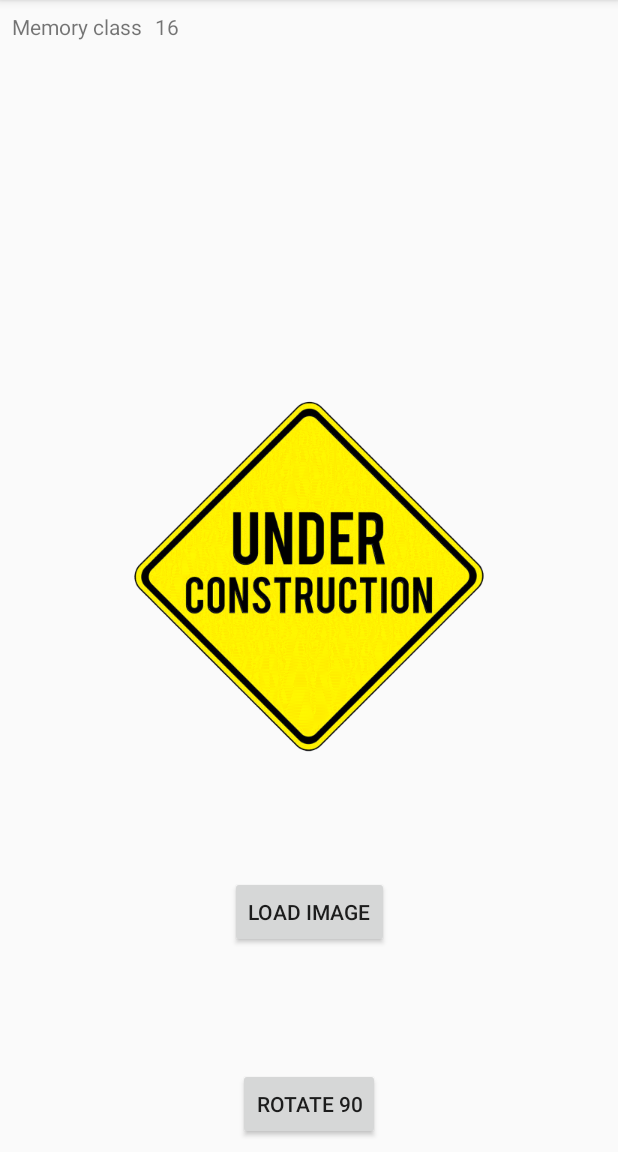
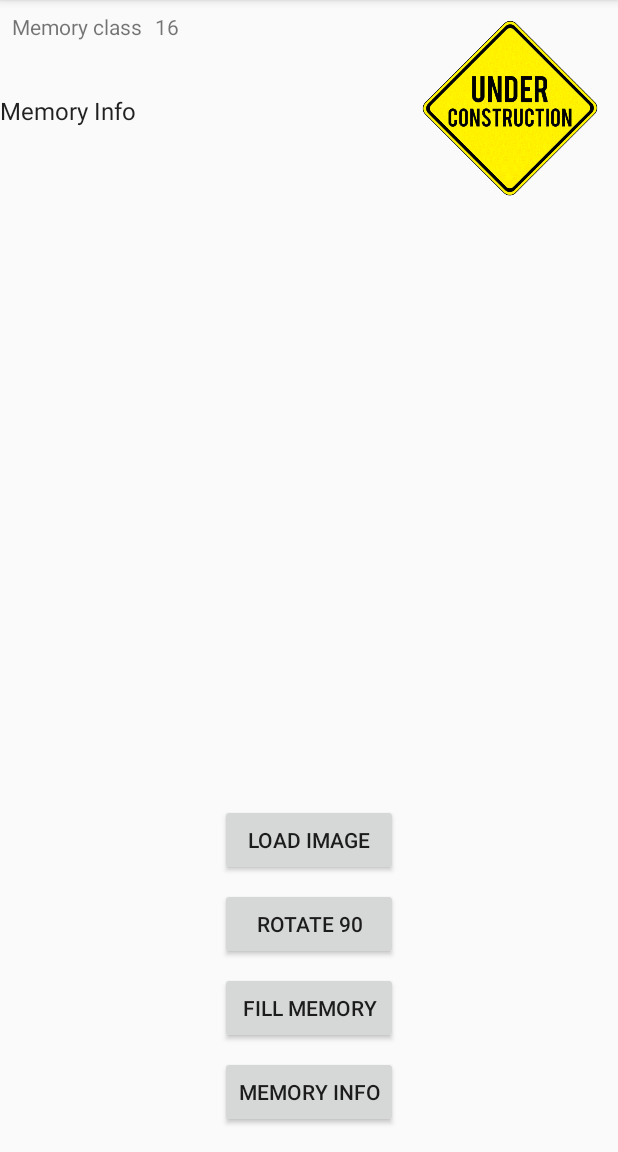
Before and after one commit to jglouis/AndroidBitmapCache, an Android app: the screen it shows after launch (MainActivity), after a tap on "LOAD IMAGE", on a phone screen of 412 x 824 dp, the part 84-1236 px from its top. Run offline under Robolectric (Android 15) with nearby library versions, the phone set to English and light mode, and no system bars.

Commit message:
Display MemoryInfo

```diff
--- a/app/src/main/java/jgl/bitmapcache/MainActivity.kt
+++ b/app/src/main/java/jgl/bitmapcache/MainActivity.kt
@@ -12,14 +12,19 @@ import android.os.Bundle
 import android.util.Log
 import android.view.View
 import kotlinx.android.synthetic.main.activity_main.*
+import kotlinx.android.synthetic.main.memory_info.*
 
 class MainActivity : AppCompatActivity(), ComponentCallbacks2 {
+
+    private val activityManager: ActivityManager? by lazy {
+        val activityManager = getSystemService(Context.ACTIVITY_SERVICE) as? ActivityManager
+        activityManager
+    }
 
     override fun onCreate(savedInstanceState: Bundle?) {
         super.onCreate(savedInstanceState)
         setContentView(R.layout.activity_main)
 
-        val activityManager = getSystemService(Context.ACTIVITY_SERVICE) as? ActivityManager
         memoryClass.text = activityManager?.memoryClass.toString()
     }
 
@@ -28,6 +33,13 @@ class MainActivity : AppCompatActivity(), ComponentCallbacks2 {
         val inputStream = assets.open("aps_icon_512.png")
         val drawable = Drawable.createFromStream(inputStream, null)
         imageView.setImageDrawable(drawable)
+    }
+
+    @Suppress("UNUSED_PARAMETER")
+    fun fillMemory(view: View) {
+        val inputStream = assets.open("aps_icon_512.png")
+        val bitmap = BitmapFactory.decodeStream(inputStream)
+        bitmapBucket.add(bitmap)
     }
 
     @Suppress("UNUSED_PARAMETER")
@@ -41,6 +53,16 @@ class MainActivity : AppCompatActivity(), ComponentCallbacks2 {
         tempCanvas.rotate(90f, pivotX, pivotY)
         tempCanvas.drawBitmap(bitmapOriginal, 0f, 0f, null)
         imageView.setImageBitmap(bitmapResult)
+    }
+
+    @Suppress("UNUSED_PARAMETER")
+    fun getMemoryInfo(view: View) {
+        val outInfo = ActivityManager.MemoryInfo()
+        activityManager?.getMemoryInfo(outInfo)
+        available_memory.text = String.format(getString(R.string.available_memory) , Util.humanReadableByteCount(outInfo.availMem, true))
+        low_memory.text = if (outInfo.lowMemory) getString(R.string.memory_low) else getString(R.string.memory_ok)
+        threshold.text = String.format(getString(R.string.memory_info_threshold), Util.humanReadableByteCount(outInfo.threshold, true))
+        total_memory.text = String.format(getString(R.string.total_memory_kernel), Util.humanReadableByteCount(outInfo.totalMem, true))
     }
 
     override fun onTrimMemory(level: Int) {
@@ -58,7 +80,9 @@ class MainActivity : AppCompatActivity(), ComponentCallbacks2 {
         messageTrimMemory.text = msg
     }
 
+
     companion object {
         val TAG = MainActivity::class.java.simpleName!!
+        val bitmapBucket = ArrayList<Bitmap>()
     }
 }
--- /dev/null
+++ b/app/src/main/java/jgl/bitmapcache/Util.java
@@ -0,0 +1,15 @@
+package jgl.bitmapcache;
+
+/**
+ * Created by JGLouis on 09/01/2018.
+ */
+
+public class Util {
+    public static String humanReadableByteCount(long bytes, boolean si) {
+        int unit = si ? 1000 : 1024;
+        if (bytes < unit) return bytes + " B";
+        int exp = (int) (Math.log(bytes) / Math.log(unit));
+        String pre = (si ? "kMGTPE" : "KMGTPE").charAt(exp-1) + (si ? "" : "i");
+        return String.format("%.1f %sB", bytes / Math.pow(unit, exp), pre);
+    }
+}
--- a/app/src/main/res/layout/activity_main.xml
+++ b/app/src/main/res/layout/activity_main.xml
@@ -39,47 +39,72 @@
         app:layout_constraintStart_toStartOf="parent"
         app:layout_constraintTop_toBottomOf="@+id/labelMemoryClass"/>
 
+    <include layout="@layout/memory_info"
+             android:layout_marginStart="8dp"
+             android:layout_marginTop="8dp"
+             android:layout_width="wrap_content"
+             android:layout_height="wrap_content"
+             app:layout_constraintTop_toBottomOf="@id/messageTrimMemory"/>
+
     <ImageView
         android:id="@+id/imageView"
-        android:layout_width="256dp"
-        android:layout_height="256dp"
+        android:layout_width="128dp"
+        android:layout_height="128dp"
+        android:layout_marginEnd="8dp"
+        android:layout_marginTop="8dp"
+        android:contentDescription="@string/some_random_image"
+        app:layout_constraintEnd_toEndOf="parent"
+        app:layout_constraintTop_toTopOf="parent"
+        app:srcCompat="@color/colorAccent"/>
+
+
+    <LinearLayout
+        android:layout_width="wrap_content"
+        android:layout_height="wrap_content"
         android:layout_marginBottom="8dp"
-        android:layout_marginEnd="8dp"
-        android:layout_marginStart="8dp"
-        android:layout_marginTop="8dp"
+        android:orientation="vertical"
         app:layout_constraintBottom_toBottomOf="parent"
         app:layout_constraintEnd_toEndOf="parent"
         app:layout_constraintStart_toStartOf="parent"
-        app:layout_constraintTop_toTopOf="parent"
-        app:srcCompat="@color/colorAccent"
-        android:contentDescription="@string/some_random_image"/>
+        >
 
         <Button
-        android:id="@+id/button"
-        android:layout_width="wrap_content"
+            android:layout_width="match_parent"
             android:layout_height="wrap_content"
             android:layout_marginBottom="8dp"
             android:layout_marginEnd="8dp"
             android:layout_marginStart="8dp"
             android:onClick="loadImage"
-        android:text="@string/load_image"
-        app:layout_constraintBottom_toTopOf="@+id/button2"
-        app:layout_constraintEnd_toEndOf="parent"
-        app:layout_constraintStart_toStartOf="parent"
-        app:layout_constraintTop_toBottomOf="@+id/imageView"/>
+            android:text="@string/load_image"/>
 
         <Button
-        android:id="@+id/button2"
-        android:layout_width="wrap_content"
+            android:layout_width="match_parent"
             android:layout_height="wrap_content"
             android:layout_marginBottom="8dp"
             android:layout_marginEnd="8dp"
             android:layout_marginStart="8dp"
             android:onClick="rotate90"
-        android:text="@string/rotate_90"
-        app:layout_constraintBottom_toBottomOf="parent"
-        app:layout_constraintEnd_toEndOf="parent"
-        app:layout_constraintStart_toStartOf="parent"/>
+            android:text="@string/rotate_90"/>
+
+        <Button
+            android:layout_width="match_parent"
+            android:layout_height="wrap_content"
+            android:layout_marginBottom="8dp"
+            android:layout_marginEnd="8dp"
+            android:layout_marginStart="8dp"
+            android:onClick="fillMemory"
+            android:text="@string/fill_memory"/>
+
+        <Button
+            android:layout_width="match_parent"
+            android:layout_height="wrap_content"
+            android:layout_marginBottom="8dp"
+            android:layout_marginEnd="8dp"
+            android:layout_marginStart="8dp"
+            android:onClick="getMemoryInfo"
+            android:text="@string/memory_info"/>
+
+    </LinearLayout>
 
 
 </android.support.constraint.ConstraintLayout>
--- /dev/null
+++ b/app/src/main/res/layout/memory_info.xml
@@ -0,0 +1,33 @@
+<?xml version="1.0" encoding="utf-8"?>
+<LinearLayout xmlns:android="http://schemas.android.com/apk/res/android"
+              android:orientation="vertical"
+              android:layout_width="match_parent"
+              android:layout_height="match_parent">
+
+    <TextView
+        android:layout_width="wrap_content"
+        android:layout_height="wrap_content"
+        android:text="@string/memory_info"
+        android:textAppearance="@style/TextAppearance.AppCompat.Subhead"/>
+
+    <TextView
+        android:id="@+id/available_memory"
+        android:layout_width="wrap_content"
+        android:layout_height="wrap_content"/>
+
+    <TextView
+        android:id="@+id/low_memory"
+        android:layout_width="wrap_content"
+        android:layout_height="wrap_content"/>
+
+    <TextView
+        android:id="@+id/threshold"
+        android:layout_width="wrap_content"
+        android:layout_height="wrap_content"/>
+
+    <TextView
+        android:id="@+id/total_memory"
+        android:layout_width="wrap_content"
+        android:layout_height="wrap_content"/>
+
+</LinearLayout>
--- a/app/src/main/res/values/strings.xml
+++ b/app/src/main/res/values/strings.xml
@@ -5,4 +5,11 @@
     <string name="load_image">Load Image</string>
     <string name="rotate_90">Rotate 90</string>
     <string name="some_random_image">Some random image</string>
+    <string name="fill_memory">Fill Memory</string>
+    <string name="memory_info">Memory Info</string>
+    <string name="available_memory">Available memory %s</string>
+    <string name="memory_ok">Memory OK</string>
+    <string name="memory_low">Memory low</string>
+    <string name="total_memory_kernel">Total memory accessible by the kernel: %s</string>
+    <string name="memory_info_threshold">%s of memory threshold</string>
 </resources>
```
Lines whose indentation alone changed are shown as unchanged.
